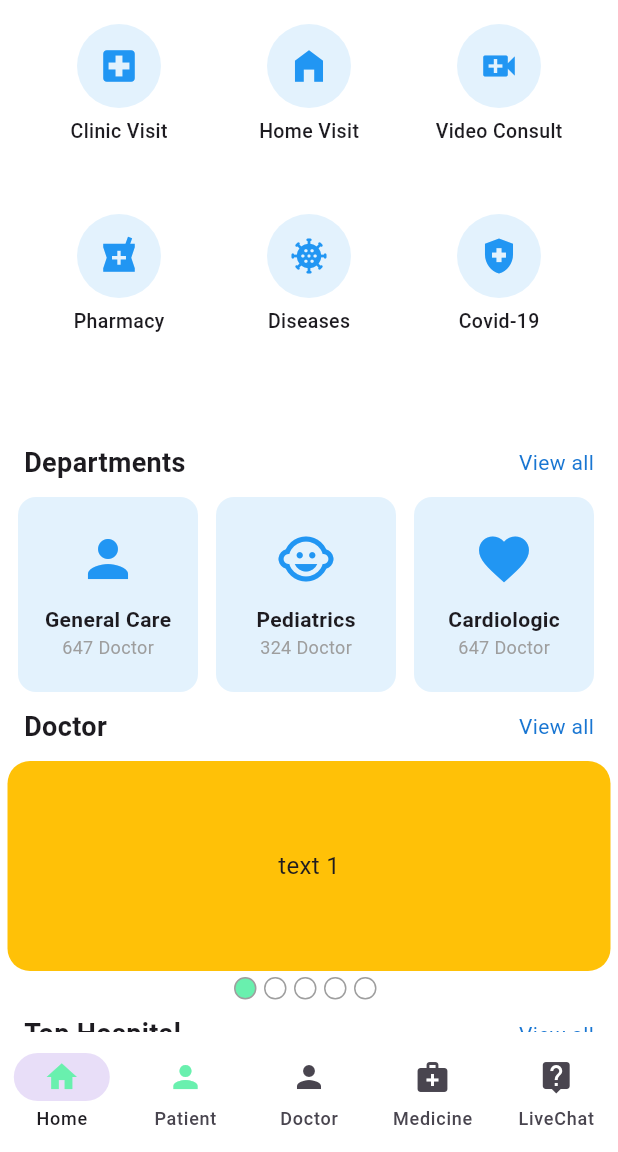
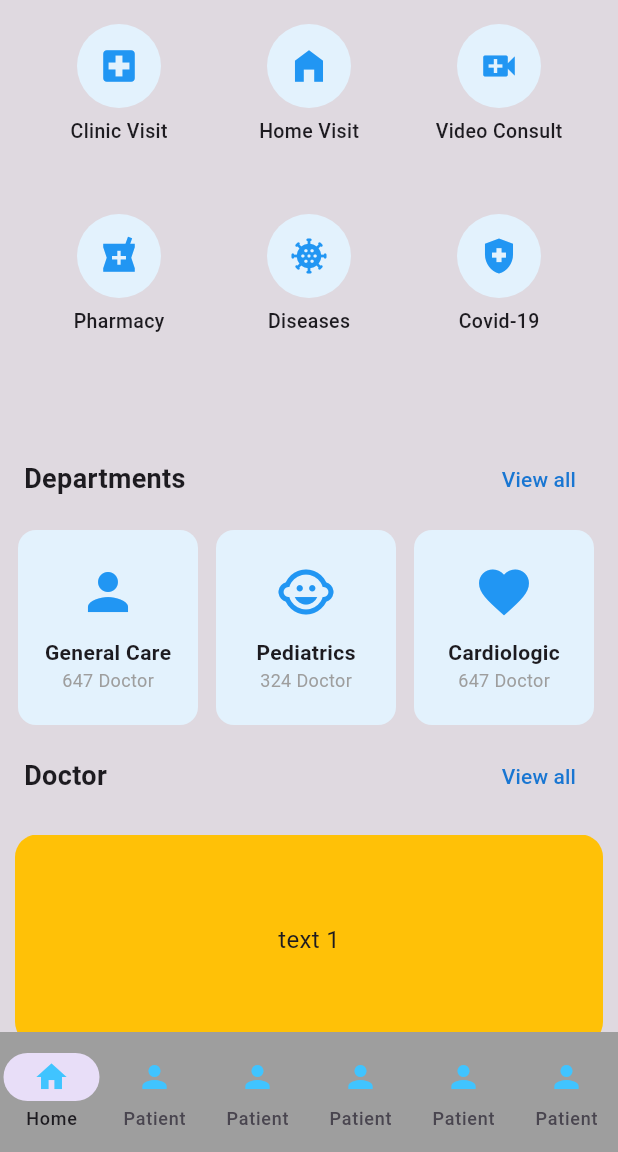
Before and after one commit to mdrazaulkabir/health_alert, a Flutter app: the BottomMainNavScreen screen opened by its route, on a phone screen of 412 x 824 dp, the part 84-1236 px from its top. Run offline on Flutter 3.47's test engine with Material 3 defaults, Android fonts, the phone set to English and light mode, and no system bars; drawn by our look-alikes of carousel_slider; our stand-ins replace flutter_svg, image_picker, pin_code_fields, shared_preferences; accounts and stored records are empty.

```diff
--- a/lib/app.dart
+++ b/lib/app.dart
@@ -13,8 +13,8 @@ import 'package:task_mannager/ui/screeen/sign_in_screen.dart';
 import 'package:task_mannager/ui/screeen/sign_up_screen.dart';
 import 'package:task_mannager/ui/screeen/splash_screen.dart';
 import 'package:task_mannager/ui/navigartorScreen/update_profile_screen.dart';
-class TaskManagerApp extends StatelessWidget {
-  const TaskManagerApp({super.key});
+class HealthAleartApp extends StatelessWidget {
+  const HealthAleartApp({super.key});
   static GlobalKey<NavigatorState>navigator=GlobalKey<NavigatorState>();
 
   @override
--- a/lib/data/service/network_caller.dart
+++ b/lib/data/service/network_caller.dart
@@ -126,7 +126,7 @@ class NetworkCaller {
 
  static Future<void>_onUnauthorize()async{
     await AuthController.clearData();
-    Navigator.of(TaskManagerApp.navigator.currentContext!).pushNamedAndRemoveUntil(SignInScreen.name, (route) => false);
+    Navigator.of(HealthAleartApp.navigator.currentContext!).pushNamedAndRemoveUntil(SignInScreen.name, (route) => false);
   }
 
 }
--- a/lib/main.dart
+++ b/lib/main.dart
@@ -4,5 +4,5 @@ import 'package:task_mannager/app.dart';
 
 void main(){
   WidgetsFlutterBinding.ensureInitialized();
-  runApp(const TaskManagerApp());
+  runApp(const HealthAleartApp());
 }
--- a/lib/ui/health/doctor_banner_slider.dart
+++ b/lib/ui/health/doctor_banner_slider.dart
@@ -17,7 +17,9 @@ class _DoctorBannerSliderState extends State<DoctorBannerSlider> {
     return Column(
       spacing: 4,
       children: [
-        CarouselSlider(
+        Padding(
+          padding: const EdgeInsets.all(5.0),
+          child: CarouselSlider(
             options: CarouselOptions(
                 height: 140.0,
                 viewportFraction: 1,
@@ -41,6 +43,7 @@ class _DoctorBannerSliderState extends State<DoctorBannerSlider> {
               );
             }).toList(),
           ),
+        ),
         ValueListenableBuilder(
           valueListenable: _currentIndex,
           builder: (context, value, child) {
--- a/lib/ui/health/home_dashboard_screen.dart
+++ b/lib/ui/health/home_dashboard_screen.dart
@@ -13,7 +13,7 @@ class HomeDashboardScreen extends StatelessWidget {
   @override
   Widget build(BuildContext context) {
     return Scaffold(
-      backgroundColor: Colors.white,
+      backgroundColor: Colors.black12,
       body: SafeArea(
         child: SingleChildScrollView(
           child: Column(
@@ -38,7 +38,7 @@ class HomeDashboardScreen extends StatelessWidget {
               ),
 
               /// Departments Section
-              SectionHeader(title: "Departments"),
+              SectionHeader(title: "Departments",viewAll: (){}),
               SizedBox(
                 height: 130,
                 child: ListView(
@@ -51,11 +51,11 @@ class HomeDashboardScreen extends StatelessWidget {
                   ],
                 ),
               ),
-              SectionHeader(title: "Doctor"),
+              SectionHeader(title: "Doctor",viewAll: (){}),
               DoctorBannerSlider(),
 
               /// Top Hospital Section
-              SectionHeader(title: "Top Hospital"),
+              SectionHeader(title: "Top Hospital",viewAll: (){}),
               SizedBox(
                 height: 160,
                 child: ListView(
@@ -96,19 +96,6 @@ class HomeDashboardScreen extends StatelessWidget {
         ),
       ),
 
-      /// Bottom NavBar (Optional)
-      // bottomNavigationBar: BottomNavigationBar(
-      //   currentIndex: 0,
-      //   type: BottomNavigationBarType.fixed,
-      //   selectedItemColor: Colors.blue,
-      //   unselectedItemColor: Colors.grey,
-      //   items: const [
-      //     BottomNavigationBarItem(icon: Icon(Icons.home), label: "Home"),
-      //     BottomNavigationBarItem(icon: Icon(Icons.person), label: "Doctor"),
-      //     BottomNavigationBarItem(icon: Icon(Icons.medical_services), label: "Medicine"),
-      //     BottomNavigationBarItem(icon: Icon(Icons.settings), label: "More"),
-      //   ],
-      // ),
     );
   }
 }
--- a/lib/ui/health/section_header.dart
+++ b/lib/ui/health/section_header.dart
@@ -1,8 +1,9 @@
 import 'package:flutter/material.dart';
 class SectionHeader extends StatelessWidget {
   final String title;
+  final VoidCallback viewAll;
 
-  const SectionHeader({required this.title});
+  const SectionHeader({required this.title, required this.viewAll});
 
   @override
   Widget build(BuildContext context) {
@@ -12,7 +13,11 @@ class SectionHeader extends StatelessWidget {
         mainAxisAlignment: MainAxisAlignment.spaceBetween,
         children: [
           Text(title, style: const TextStyle(fontSize: 18, fontWeight: FontWeight.bold)),
-          Text("View all", style: TextStyle(color: Colors.blue.shade700, fontSize: 14)),
+          TextButton(
+            onPressed: viewAll,
+            child: Text("View all",
+                style: TextStyle(color: Colors.blue.shade700, fontSize: 14)),
+          )
         ],
       ),
     );
--- a/lib/ui/navigartorScreen/botom_main_nav_screen.dart
+++ b/lib/ui/navigartorScreen/botom_main_nav_screen.dart
@@ -37,7 +37,7 @@ class _BotomMainNavScreenState extends State<BottomMainNavScreen> {
       ),
       body: _screen[_selectIndex],
       bottomNavigationBar: NavigationBar(
-        backgroundColor: Colors.white,
+        backgroundColor: Colors.grey,
         selectedIndex: _selectIndex,
           onDestinationSelected: (int index){
           _selectIndex=index;
@@ -49,13 +49,18 @@ class _BotomMainNavScreenState extends State<BottomMainNavScreen> {
             // NavigationDestination(icon:Icon(Icons.done), label:"Completed"),
             // NavigationDestination(icon:Icon(Icons.close), label:"Canceled"),
 
-            NavigationDestination(icon: Icon(Icons.home,color: Colors.greenAccent,), label: "Home"),
-            NavigationDestination(icon:Icon(Icons.person,color: Colors.greenAccent,), label:"Patient"),
-            NavigationDestination(icon:Icon(Icons.person), label:"Doctor"),
-            NavigationDestination(icon:Icon(Icons.medical_services), label:"Medicine"),
-            // NavigationDestination(icon:Icon(Icons.insert_page_break_outlined), label:"Report"),
-            // NavigationDestination(icon:Icon(Icons.help), label:"Service"),
-            NavigationDestination(icon:Icon(Icons.live_help), label:"LiveChat"),
+            NavigationDestination(icon: Icon(Icons.home,color: Colors.lightBlueAccent,), label: "Home"),
+            NavigationDestination(icon:Icon(Icons.person,color: Colors.lightBlueAccent,), label:"Patient"),
+            NavigationDestination(icon:Icon(Icons.person,color: Colors.lightBlueAccent,), label:"Patient"),
+            NavigationDestination(icon:Icon(Icons.person,color: Colors.lightBlueAccent,), label:"Patient"),
+            NavigationDestination(icon:Icon(Icons.person,color: Colors.lightBlueAccent,), label:"Patient"),
+            NavigationDestination(icon:Icon(Icons.person,color: Colors.lightBlueAccent,), label:"Patient"),
+
+
+            // NavigationDestination(icon:Icon(Icons.person), label:"Doctor"),
+            // NavigationDestination(icon:Icon(Icons.medical_services), label:"Medicine"),
+            //
+            // NavigationDestination(icon:Icon(Icons.live_help), label:"LiveChat"),
 
           ]),
     );
--- a/lib/ui/ulits/asset_path.dart
+++ b/lib/ui/ulits/asset_path.dart
@@ -4,6 +4,6 @@ class assetPath{
   // static const String backgroundSvg="$_imagePath/background.svg";
   static const String backgroundSvg="${_imagePath}logoh.svg";
   static const String logoHealth="${_imagePath}logoh.svg";
-  static const generalHospital="${_imagePath}gen.jpeg";
-  static const pediatricHospital="${_imagePath}pe.jpg";
+  static const String generalHospital="${_imagePath}gen.jpeg";
+  static const String pediatricHospital="${_imagePath}pe.jpg";
 }
```
Also changed, not shown: lib/ui/navigartorScreen/cancled_task_list_screen.dart (+7 -7 lines), lib/ui/navigartorScreen/complete_task_list_screen.dart (+8 -8 lines), lib/ui/navigartorScreen/new_task_list_screen.dart (+9 -9 lines), lib/ui/navigartorScreen/progress_task_list_screen.dart (+7 -7 lines), assets/images/11.jpeg (deleted), assets/images/14.jpeg (deleted), 1 other file. Lines whose indentation alone changed are shown as unchanged.
